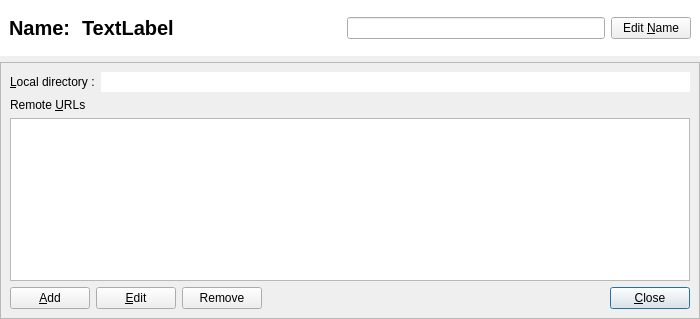
First picture: the form in src/RepositoryPropertyDialog.ui, repository soramimi/Guitar, before the edit.
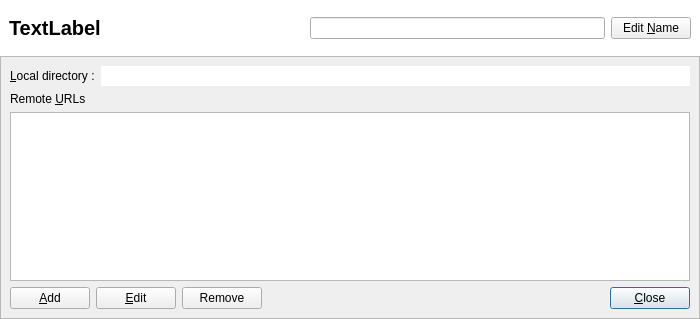
Second picture: the form after the edit. Custom widgets are drawn as their Qt base class.

Commit message: Remove 'Name:' label from RepositoryPropertyDialog UI

```diff
--- a/src/RepositoryPropertyDialog.ui
+++ b/src/RepositoryPropertyDialog.ui
@@ -14,6 +14,9 @@
    <string>Repository Property</string>
   </property>
   <layout class="QVBoxLayout" name="verticalLayout_2">
+   <property name="spacing">
+    <number>0</number>
+   </property>
    <property name="leftMargin">
     <number>0</number>
    </property>
@@ -48,25 +51,6 @@
       </property>
       <item>
        <layout class="QHBoxLayout" name="horizontalLayout_4">
-        <item>
-         <widget class="QLabel" name="label_name">
-          <property name="font">
-           <font>
-            <pointsize>15</pointsize>
-            <bold>true</bold>
-           </font>
-          </property>
-          <property name="styleSheet">
-           <string notr="true">QLabel {
-	background: transparent;
-}
-</string>
-          </property>
-          <property name="text">
-           <string>Name: </string>
-          </property>
-         </widget>
-        </item>
         <item>
          <widget class="QLabel" name="label_editable_name">
           <property name="sizePolicy">
```
